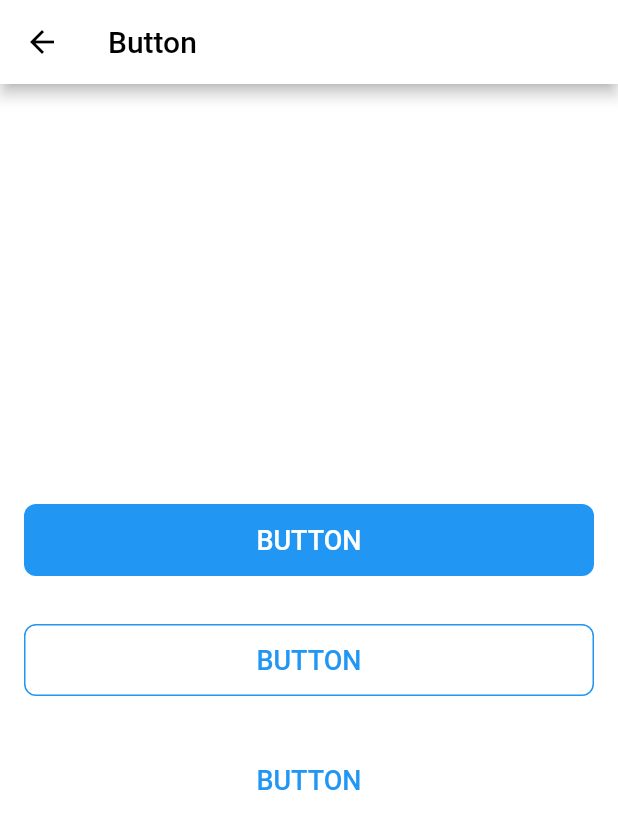
After one commit to congson99/flutter_bricks, a Flutter app: the ButtonPackageDemoPage screen opened directly, on a phone screen of 412 x 824 dp. The commit adds this screen. Shown: the top 829 px of the screen. Run offline on Flutter 3.47's test engine with Material 2 defaults, Android fonts, the phone set to English and light mode, and no system bars; our stand-ins replace file_picker, flutter_svg, open_filex; missing offline and left inert: file_icon.

Commit message:
Ly update buttonpackage

```diff
--- a/lib/data/models/package_definitions.dart
+++ b/lib/data/models/package_definitions.dart
@@ -1,5 +1,6 @@
 import 'package:_file/_file.dart';
 import 'package:_photo/_photo.dart';
+import 'package:_button/_button.dart';
 import 'package:bricks/data/models/local_package_model.dart';
 import 'package:flutter/material.dart';
 
@@ -25,6 +26,17 @@ class PhotoPackage extends LocalPackage {
         );
 }
 
+class ButtonPackage extends LocalPackage {
+  ButtonPackage()
+      : super(
+          "230223",
+          ButtonPackageDescription().name,
+          "assets/icons/file.svg",
+          ButtonPackageDescription().demoPage,
+          ButtonPackageDescription().description,
+        );
+}
+
 class TinderSwipePackage extends LocalPackage {
   TinderSwipePackage()
       : super(
--- a/lib/data/repositories/package_data.dart
+++ b/lib/data/repositories/package_data.dart
@@ -8,6 +8,7 @@ final List<LocalPackage> featurePackages = [
 final List<LocalPackage> objectPackages = [
   FileLocalPackage(),
   PhotoPackage(),
+  ButtonPackage(),
 ];
 
 final List<LocalPackage> animationPackages = [
--- a/lib/utils/style/base_text_style.dart
+++ b/lib/utils/style/base_text_style.dart
@@ -39,4 +39,8 @@ class BaseTextStyle {
   static TextStyle caption({Color? color, double? fontSize}) {
     return TextStyle(fontSize: 12, color: color ?? Colors.black);
   }
+
+  static TextStyle button(){
+    return const TextStyle(fontSize: 18,color: Colors.black,fontWeight: FontWeight.w500);
+  }
 }
--- a/local_packages/_button/lib/_button.dart
+++ b/local_packages/_button/lib/_button.dart
@@ -1,7 +1 @@
-library _button;
-
-/// A Calculator.
-class Calculator {
-  /// Returns [value] plus 1.
-  int addOne(int value) => value + 1;
-}
+export 'src/description.dart';
--- /dev/null
+++ b/local_packages/_button/lib/src/description.dart
@@ -0,0 +1,9 @@
+import 'package:_button/src/presentations/demo_page.dart';
+import 'package:flutter/cupertino.dart';
+
+class ButtonPackageDescription{
+  final String version = "1.0.0";
+  final String name = "Button";
+  final Widget demoPage = const ButtonPackageDemoPage();
+  final String description = "Button";
+}
--- /dev/null
+++ b/local_packages/_button/lib/src/presentations/demo_page.dart
@@ -0,0 +1,25 @@
+import 'package:_button/src/presentations/features_impl.dart';
+import 'package:flutter/material.dart';
+
+class ButtonPackageDemoPage extends StatelessWidget {
+  const ButtonPackageDemoPage({super.key});
+
+  @override
+  Widget build(BuildContext context) {
+    return Scaffold(
+      appBar: AppBar(title: const Text('Button')),
+      body: Padding(
+        padding: const EdgeInsets.symmetric(horizontal: 16),
+        child: Column(
+          mainAxisAlignment: MainAxisAlignment.center,
+          children: [
+          ButtonPackage().primary(onPressed: (){}, title: 'BUTTON'),
+          const SizedBox(height: 32,),
+          ButtonPackage().secondary(onPressed: (){}, title: 'BUTTON'),
+          const SizedBox(height: 32,),
+          ButtonPackage().text(onPressed: (){}, title: 'BUTTON'),
+        ],),
+      ),
+    );
+  }
+}
--- /dev/null
+++ b/local_packages/_button/lib/src/presentations/features_impl.dart
@@ -0,0 +1,112 @@
+import 'package:flutter/material.dart';
+import 'i_features.dart';
+
+class ButtonPackage implements ButtonPackageInterface {
+  @override
+  Widget primary(
+      {required VoidCallback onPressed,
+      required String title,
+      String? preIconUrl,
+      String? afterIconUrl}) {
+    return BaseButton(
+      onPressed: onPressed,
+      title: title,
+      preIconUrl: preIconUrl,
+      afterIconUrl: afterIconUrl,
+      backgroundColor: Colors.blue,
+      textColor: Colors.white,
+    );
+  }
+
+  @override
+  Widget secondary(
+      {required VoidCallback onPressed,
+      required String title,
+      String? preIconUrl,
+      String? afterIconUrl}) {
+    return BaseButton(
+      onPressed: onPressed,
+      title: title,
+      preIconUrl: preIconUrl,
+      afterIconUrl: afterIconUrl,
+      backgroundColor: Colors.white,
+      textColor: Colors.blue,
+      shape: RoundedRectangleBorder(
+          borderRadius: BorderRadius.circular(8),
+          side: const BorderSide(color: Colors.blue, width: 1)),
+    );
+  }
+
+  @override
+  Widget text(
+      {required VoidCallback onPressed,
+      required String title,
+      String? preIconUrl,
+      String? afterIconUrl}) {
+    return BaseButton(
+      onPressed: onPressed,
+      title: title,
+      preIconUrl: preIconUrl,
+      afterIconUrl: afterIconUrl,
+      textColor: Colors.blue,
+    );
+  }
+}
+
+class BaseButton extends StatelessWidget {
+  const BaseButton({
+    Key? key,
+    required this.onPressed,
+    required this.title,
+    this.preIconUrl,
+    this.afterIconUrl,
+    this.backgroundColor,
+    this.textColor,
+    this.shape,
+  }) : super(key: key);
+
+  final VoidCallback onPressed;
+  final String title;
+  final String? preIconUrl;
+  final String? afterIconUrl;
+  final Color? backgroundColor;
+  final Color? textColor;
+  final RoundedRectangleBorder? shape;
+
+  @override
+  Widget build(BuildContext context) {
+    return SizedBox(
+      child: TextButton(
+        onPressed: onPressed,
+        style: TextButton.styleFrom(
+          shape: shape ??
+              RoundedRectangleBorder(borderRadius: BorderRadius.circular(8)),
+          backgroundColor: backgroundColor,
+          minimumSize: const Size.fromHeight(48),
+        ),
+        child: Row(
+          mainAxisAlignment: MainAxisAlignment.center,
+          children: [
+            if (preIconUrl != null)
+              Image.asset(
+                preIconUrl!,
+                color: textColor,
+              ),
+            Padding(
+                padding: const EdgeInsets.symmetric(horizontal: 10),
+                child: Text(title,
+                    style: TextStyle(
+                        fontSize: 18,
+                        color: textColor ?? Colors.black,
+                        fontWeight: FontWeight.w500))),
+            if (afterIconUrl != null)
+              Image.asset(
+                afterIconUrl!,
+                color: textColor,
+              ),
+          ],
+        ),
+      ),
+    );
+  }
+}
--- /dev/null
+++ b/local_packages/_button/lib/src/presentations/i_features.dart
@@ -0,0 +1,22 @@
+import 'package:flutter/cupertino.dart';
+
+abstract class ButtonPackageInterface {
+  Widget primary({
+    required VoidCallback onPressed,
+    required String title,
+    String? preIconUrl,
+    String? afterIconUrl,
+  });
+  Widget secondary({
+    required VoidCallback onPressed,
+    required String title,
+    String? preIconUrl,
+    String? afterIconUrl,
+  });
+  Widget text({
+    required VoidCallback onPressed,
+    required String title,
+    String? preIconUrl,
+    String? afterIconUrl,
+  });
+}
--- a/local_packages/_file/lib/src/i_features.dart
+++ b/local_packages/_file/lib/src/i_features.dart
@@ -4,9 +4,7 @@ import 'package:flutter/cupertino.dart';
 abstract class FilePackageInterface {
   Future<List<PlatformFile>> pickFile();
 
-  Widget fileCard({required PlatformFile file,
-    double iconSize,
-    BoxDecoration? boxDecoration});
+  Widget fileCard({required PlatformFile file,double iconSize,BoxDecoration? boxDecoration});
 
   Widget fileIcon(PlatformFile file, double? size);
 
--- a/pubspec.yaml
+++ b/pubspec.yaml
@@ -12,6 +12,8 @@ dependencies:
     path: local_packages/_file
   _photo:
     path: local_packages/_photo
+  _button:
+    path: local_packages/_button
   cupertino_icons: ^1.0.2
   flutter:
     sdk: flutter
```
Also changed, not shown: lib/presentations/widgets/package_widget.dart (indentation only).
